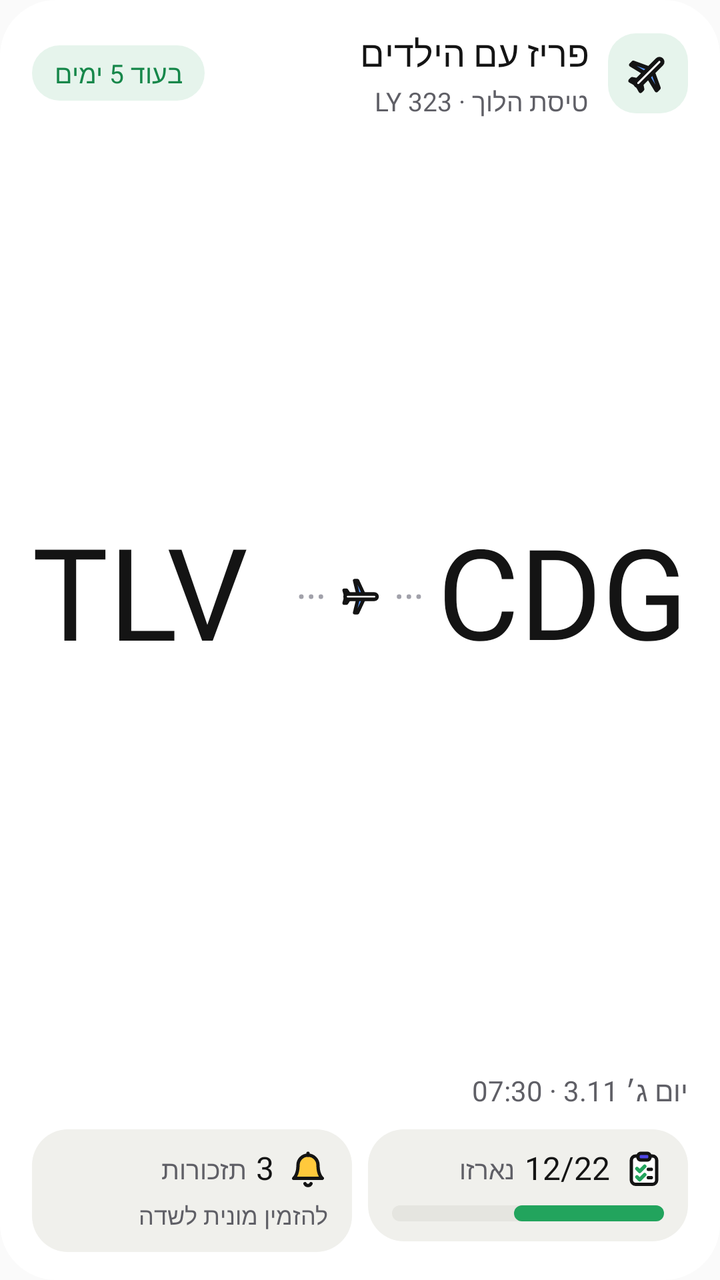
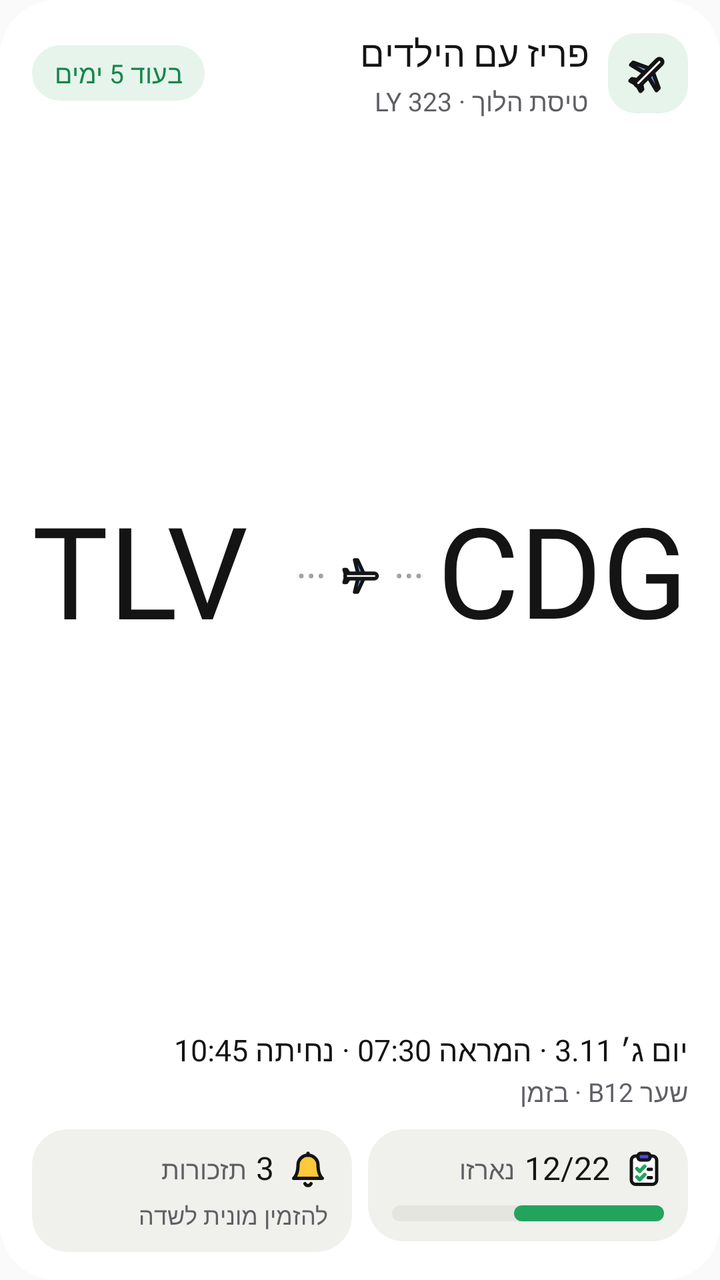

Two renders of the same Android screen: before a commit and after it. Below are the layout's source before the change and the commit's diff.
<!-- AndroidManifest.xml: application theme AppTheme -->
<!-- res/layout/widget_trip_preview.xml -->
<?xml version="1.0" encoding="utf-8"?>
<LinearLayout
    xmlns:android="http://schemas.android.com/apk/res/android"
    android:id="@+id/root"
    android:layout_width="match_parent"
    android:layout_height="match_parent"
    android:background="@drawable/widget_bg"
    android:layoutDirection="rtl"
    android:orientation="vertical"
    android:paddingStart="16dp"
    android:paddingEnd="16dp"
    android:paddingTop="14dp"
    android:paddingBottom="14dp">
    <LinearLayout
        android:id="@+id/header"
        android:layout_width="match_parent"
        android:layout_height="wrap_content"
        android:orientation="horizontal"
        android:gravity="center_vertical">
        <FrameLayout
            android:id="@+id/icon_tile"
            android:layout_width="40dp"
            android:layout_height="40dp"
            android:background="@drawable/widget_soft">
            <ImageView
                android:id="@+id/icon"
                android:layout_width="24dp"
                android:layout_height="24dp"
                android:src="@drawable/ic_ws_plane"
                android:importantForAccessibility="no"
                android:layout_gravity="center" />
        </FrameLayout>
        <LinearLayout
            android:layout_width="0dp"
            android:layout_height="wrap_content"
            android:orientation="vertical"
            android:layout_weight="1"
            android:layout_marginStart="10dp">
            <TextView
                android:id="@+id/title"
                android:layout_width="match_parent"
                android:layout_height="wrap_content"
                style="@style/WBold.Title"
                android:text="פריז עם הילדים" />
            <TextView
                android:id="@+id/subtitle"
                android:layout_width="match_parent"
                android:layout_height="wrap_content"
                style="@style/WText.Muted"
                android:layout_marginTop="3dp"
                android:text="טיסת הלוך · LY 323" />
        </LinearLayout>
        <TextView
            android:id="@+id/chip"
            android:layout_width="wrap_content"
            android:layout_height="wrap_content"
            style="@style/WBold.Chip"
            android:layout_marginStart="8dp"
            android:text="בעוד 5 ימים" />
    </LinearLayout>
    <FrameLayout
        android:id="@+id/body"
        android:layout_width="match_parent"
        android:layout_height="0dp"
        android:layout_weight="1"
        android:layout_marginTop="4dp">
        <LinearLayout
            android:id="@+id/flight_block"
            android:layout_width="match_parent"
            android:layout_height="match_parent"
            android:orientation="vertical"
            android:gravity="center_vertical">
            <LinearLayout
                android:id="@+id/route_row"
                android:layout_width="match_parent"
                android:layout_height="0dp"
                android:layout_weight="1"
                android:gravity="center_vertical"
                android:layoutDirection="ltr"
                android:orientation="horizontal">
                <TextView
                    android:id="@+id/from"
                    android:layout_width="0dp"
                    android:layout_height="match_parent"
                    style="@style/WBold.Hero"
                    android:layout_weight="1"
                    android:gravity="left|center_vertical"
                    android:textAlignment="gravity"
                    android:text="TLV" />
                <ImageView
                    android:id="@+id/route_line"
                    android:layout_width="64dp"
                    android:layout_height="24dp"
                    android:src="@drawable/widget_route"
                    android:importantForAccessibility="no"
                    android:layout_marginStart="6dp"
                    android:layout_marginEnd="6dp"
                    android:scaleType="fitCenter" />
                <TextView
                    android:id="@+id/to"
                    android:layout_width="0dp"
                    android:layout_height="match_parent"
                    style="@style/WBold.Hero"
                    android:layout_weight="1"
                    android:gravity="right|center_vertical"
                    android:textAlignment="gravity"
                    android:text="CDG" />
            </LinearLayout>
            <TextView
                android:id="@+id/when"
                android:layout_width="match_parent"
                android:layout_height="wrap_content"
                style="@style/WText.Muted"
                android:textSize="14sp"
                android:layout_marginTop="2dp"
                android:text="יום ג׳ 3.11 · 07:30" />
        </LinearLayout>
        <LinearLayout
            android:id="@+id/plan_block"
            android:layout_width="match_parent"
            android:layout_height="match_parent"
            android:orientation="vertical"
            android:visibility="gone">
            <LinearLayout
                android:id="@+id/plan_row_1"
                android:layout_width="match_parent"
                android:layout_height="wrap_content"
                android:layout_marginTop="4dp"
                android:gravity="center_vertical"
                android:orientation="horizontal">
                <TextView
                    android:id="@+id/plan_time_1"
                    android:layout_width="wrap_content"
                    android:layout_height="wrap_content"
                    style="@style/WBold.Pill"
                    android:text="בוקר" />
                <ImageView
                    android:id="@+id/plan_ring_1"
                    android:layout_width="14dp"
                    android:layout_height="14dp"
                    android:src="@drawable/widget_dot"
                    android:importantForAccessibility="no"
                    android:layout_marginStart="3dp"
                    android:layout_marginEnd="3dp"
                    android:visibility="gone" />
                <TextView
                    android:id="@+id/plan_title_1"
                    android:layout_width="0dp"
                    android:layout_height="wrap_content"
                    style="@style/WText"
                    android:layout_weight="1"
                    android:layout_marginStart="8dp"
                    android:text="הלובר" />
            </LinearLayout>
            <LinearLayout
                android:id="@+id/plan_row_2"
                android:layout_width="match_parent"
                android:layout_height="wrap_content"
                android:layout_marginTop="4dp"
                android:gravity="center_vertical"
                android:orientation="horizontal">
                <TextView
                    android:id="@+id/plan_time_2"
                    android:layout_width="wrap_content"
                    android:layout_height="wrap_content"
                    style="@style/WBold.Pill"
                    android:text="צהריים" />
                <ImageView
                    android:id="@+id/plan_ring_2"
                    android:layout_width="14dp"
                    android:layout_height="14dp"
                    android:src="@drawable/widget_dot"
                    android:importantForAccessibility="no"
                    android:layout_marginStart="3dp"
                    android:layout_marginEnd="3dp"
                    android:visibility="gone" />
                <TextView
                    android:id="@+id/plan_title_2"
                    android:layout_width="0dp"
                    android:layout_height="wrap_content"
                    style="@style/WText"
                    android:layout_weight="1"
                    android:layout_marginStart="8dp"
                    android:text="גני טווילרי" />
            </LinearLayout>
            <LinearLayout
                android:id="@+id/plan_row_3"
                android:layout_width="match_parent"
                android:layout_height="wrap_content"
                android:layout_marginTop="4dp"
                android:gravity="center_vertical"
                android:orientation="horizontal">
                <TextView
                    android:id="@+id/plan_time_3"
                    android:layout_width="wrap_content"
                    android:layout_height="wrap_content"
                    style="@style/WBold.Pill"
                    android:visibility="gone" />
                <ImageView
                    android:id="@+id/plan_ring_3"
                    android:layout_width="14dp"
                    android:layout_height="14dp"
                    android:src="@drawable/widget_dot"
                    android:importantForAccessibility="no"
                    android:layout_marginStart="3dp"
                    android:layout_marginEnd="3dp"
                    android:visibility="visible" />
                <TextView
                    android:id="@+id/plan_title_3"
                    android:layout_width="0dp"
                    android:layout_height="wrap_content"
                    style="@style/WText"
                    android:layout_weight="1"
                    android:layout_marginStart="8dp"
                    android:text="גלידה ברטיון" />
            </LinearLayout>
            <LinearLayout
                android:id="@+id/plan_row_4"
                android:layout_width="match_parent"
                android:layout_height="wrap_content"
                android:layout_marginTop="4dp"
                android:gravity="center_vertical"
                android:orientation="horizontal">
                <TextView
                    android:id="@+id/plan_time_4"
                    android:layout_width="wrap_content"
                    android:layout_height="wrap_content"
                    style="@style/WBold.Pill"
                    android:text="ערב" />
                <ImageView
                    android:id="@+id/plan_ring_4"
                    android:layout_width="14dp"
                    android:layout_height="14dp"
                    android:src="@drawable/widget_dot"
                    android:importantForAccessibility="no"
                    android:layout_marginStart="3dp"
                    android:layout_marginEnd="3dp"
                    android:visibility="gone" />
                <TextView
                    android:id="@+id/plan_title_4"
                    android:layout_width="0dp"
                    android:layout_height="wrap_content"
                    style="@style/WText"
                    android:layout_weight="1"
                    android:layout_marginStart="8dp"
                    android:text="מסעדה ליד הסיין" />
            </LinearLayout>
            <LinearLayout
                android:id="@+id/plan_row_5"
                android:layout_width="match_parent"
                android:layout_height="wrap_content"
                android:layout_marginTop="4dp"
                android:gravity="center_vertical"
                android:orientation="horizontal">
                <TextView
                    android:id="@+id/plan_time_5"
                    android:layout_width="wrap_content"
                    android:layout_height="wrap_content"
                    style="@style/WBold.Pill"
                    android:text="לילה" />
                <ImageView
                    android:id="@+id/plan_ring_5"
                    android:layout_width="14dp"
                    android:layout_height="14dp"
                    android:src="@drawable/widget_dot"
                    android:importantForAccessibility="no"
                    android:layout_marginStart="3dp"
                    android:layout_marginEnd="3dp"
                    android:visibility="gone" />
                <TextView
                    android:id="@+id/plan_title_5"
                    android:layout_width="0dp"
                    android:layout_height="wrap_content"
                    style="@style/WText"
                    android:layout_weight="1"
                    android:layout_marginStart="8dp"
                    android:text="מגדל אייפל בלילה" />
            </LinearLayout>
            <LinearLayout
                android:id="@+id/plan_row_6"
                android:layout_width="match_parent"
                android:layout_height="wrap_content"
                android:layout_marginTop="4dp"
                android:gravity="center_vertical"
                android:orientation="horizontal">
                <TextView
                    android:id="@+id/plan_time_6"
                    android:layout_width="wrap_content"
                    android:layout_height="wrap_content"
                    style="@style/WBold.Pill"
                    android:visibility="gone" />
                <ImageView
                    android:id="@+id/plan_ring_6"
                    android:layout_width="14dp"
                    android:layout_height="14dp"
                    android:src="@drawable/widget_dot"
                    android:importantForAccessibility="no"
                    android:layout_marginStart="3dp"
                    android:layout_marginEnd="3dp"
                    android:visibility="visible" />
                <TextView
                    android:id="@+id/plan_title_6"
                    android:layout_width="0dp"
                    android:layout_height="wrap_content"
                    style="@style/WText"
                    android:layout_weight="1"
                    android:layout_marginStart="8dp"
                    android:text="שוק פשפשים" />
            </LinearLayout>
            <TextView
                android:id="@+id/plan_more"
                android:layout_width="match_parent"
                android:layout_height="wrap_content"
                style="@style/WText.Muted"
                android:layout_marginTop="6dp"
                android:visibility="gone" />
        </LinearLayout>
    </FrameLayout>
    <LinearLayout
        android:id="@+id/bottom"
        android:layout_width="match_parent"
        android:layout_height="wrap_content"
        android:orientation="horizontal"
        android:layout_marginTop="10dp">
        <LinearLayout
            android:id="@+id/packed"
            android:layout_width="0dp"
            android:layout_height="wrap_content"
            android:orientation="vertical"
            android:layout_weight="1"
            android:background="@drawable/widget_tile"
            android:paddingStart="12dp"
            android:paddingEnd="12dp"
            android:paddingTop="10dp"
            android:paddingBottom="10dp"
            android:gravity="center_vertical">
            <LinearLayout
                android:layout_width="match_parent"
                android:layout_height="wrap_content"
                android:orientation="horizontal"
                android:gravity="center_vertical">
                <ImageView
                    android:id="@+id/packed_icon"
                    android:layout_width="20dp"
                    android:layout_height="20dp"
                    android:src="@drawable/ic_ws_checklist"
                    android:importantForAccessibility="no" />
                <TextView
                    android:id="@+id/packed_value"
                    android:layout_width="wrap_content"
                    android:layout_height="wrap_content"
                    style="@style/WBold"
                    android:layout_marginStart="7dp"
                    android:text="12/22" />
                <TextView
                    android:id="@+id/packed_label"
                    android:layout_width="0dp"
                    android:layout_height="wrap_content"
                    style="@style/WText.Muted"
                    android:layout_weight="1"
                    android:layout_marginStart="5dp"
                    android:text="נארזו" />
            </LinearLayout>
            <ProgressBar
                android:id="@+id/packed_bar"
                style="@android:style/Widget.ProgressBar.Horizontal"
                android:layout_width="match_parent"
                android:layout_height="8dp"
                android:layout_marginTop="8dp"
                android:max="100"
                android:progressDrawable="@drawable/widget_progress"
                android:progress="55" />
        </LinearLayout>
        <FrameLayout
            android:layout_width="8dp"
            android:layout_height="1dp" />
        <LinearLayout
            android:id="@+id/rem"
            android:layout_width="0dp"
            android:layout_height="wrap_content"
            android:orientation="vertical"
            android:layout_weight="1"
            android:background="@drawable/widget_tile"
            android:paddingStart="12dp"
            android:paddingEnd="12dp"
            android:paddingTop="10dp"
            android:paddingBottom="10dp"
            android:gravity="center_vertical">
            <LinearLayout
                android:layout_width="match_parent"
                android:layout_height="wrap_content"
                android:orientation="horizontal"
                android:gravity="center_vertical">
                <ImageView
                    android:id="@+id/rem_icon"
                    android:layout_width="20dp"
                    android:layout_height="20dp"
                    android:src="@drawable/ic_ws_bell"
                    android:importantForAccessibility="no" />
                <TextView
                    android:id="@+id/rem_value"
                    android:layout_width="wrap_content"
                    android:layout_height="wrap_content"
                    style="@style/WBold"
                    android:layout_marginStart="7dp"
                    android:text="3" />
                <TextView
                    android:id="@+id/rem_label"
                    android:layout_width="0dp"
                    android:layout_height="wrap_content"
                    style="@style/WText.Muted"
                    android:layout_weight="1"
                    android:layout_marginStart="5dp"
                    android:text="תזכורות" />
            </LinearLayout>
            <TextView
                android:id="@+id/rem_next"
                android:layout_width="match_parent"
                android:layout_height="wrap_content"
                style="@style/WText.Muted"
                android:textSize="12sp"
                android:layout_marginTop="5dp"
                android:text="להזמין מונית לשדה" />
        </LinearLayout>
    </LinearLayout>
</LinearLayout>
<!-- resources referenced by this layout -->
<resources>
  <!-- drawable widget_bg (drawable) -->
  <?xml version="1.0" encoding="utf-8"?>
  <shape xmlns:android="http://schemas.android.com/apk/res/android" android:shape="rectangle">
      <solid android:color="@color/w_bg" />
      <corners android:radius="28dp" />
  </shape>
  <!-- drawable widget_dot (drawable) -->
  <?xml version="1.0" encoding="utf-8"?>
  <shape xmlns:android="http://schemas.android.com/apk/res/android" android:shape="oval">
      <stroke android:width="2dp" android:color="@color/w_dot" />
      <size android:width="16dp" android:height="16dp" />
  </shape>
  <!-- drawable widget_soft (drawable) -->
  <?xml version="1.0" encoding="utf-8"?>
  <shape xmlns:android="http://schemas.android.com/apk/res/android" android:shape="rectangle">
      <solid android:color="@color/w_soft" />
      <corners android:radius="14dp" />
  </shape>
  <!-- drawable widget_tile (drawable) -->
  <?xml version="1.0" encoding="utf-8"?>
  <shape xmlns:android="http://schemas.android.com/apk/res/android" android:shape="rectangle">
      <solid android:color="@color/w_tile" />
      <corners android:radius="18dp" />
  </shape>
  <style name="WBold" parent="WFontBold">
          <item name="android:textColor">@color/w_text</item>
          <item name="android:textSize">16sp</item>
          <item name="android:maxLines">1</item>
          <item name="android:ellipsize">end</item>
          <item name="android:textAlignment">viewStart</item>
          <item name="android:includeFontPadding">false</item>
      </style>
  <style name="WBold.Hero">
          <item name="android:textSize">40sp</item>
          <item name="android:ellipsize">none</item>
          <item name="android:autoSizeTextType">uniform</item>
          <item name="android:autoSizeMinTextSize">16sp</item>
          <item name="android:autoSizeMaxTextSize">64sp</item>
          <item name="android:autoSizeStepGranularity">1sp</item>
      </style>
  <style name="WBold.Title">
          <item name="android:textSize">18sp</item>
      </style>
  <style name="WText" parent="WFontSemi">
          <item name="android:textColor">@color/w_text</item>
          <item name="android:textSize">15sp</item>
          <item name="android:maxLines">1</item>
          <item name="android:ellipsize">end</item>
          <item name="android:textAlignment">viewStart</item>
          <item name="android:includeFontPadding">false</item>
      </style>
  <style name="WText.Muted">
          <item name="android:textColor">@color/w_muted</item>
          <item name="android:textSize">13sp</item>
      </style>
  <style name="AppTheme" parent="Theme.AppCompat.Light.DarkActionBar">
          
          <item name="colorPrimary">@color/colorPrimary</item>
          <item name="colorPrimaryDark">@color/colorPrimaryDark</item>
          <item name="colorAccent">@color/colorAccent</item>
      </style>
  <color name="w_ink">#141414</color>
  <color name="w_bg">#FFFFFF</color>
  <color name="w_dot">#A1A1AA</color>
  <color name="w_track">#E5E5E0</color>
  <color name="w_brand">#22A45D</color>
  <color name="w_soft">#E6F4EC</color>
  <color name="w_tile">#F0F0EC</color>
  <style name="WFontBold">
          <item name="android:fontFamily">sans-serif</item>
          <item name="android:textStyle">bold</item>
      </style>
  <color name="w_text">#141414</color>
  <color name="w_accent">#16874A</color>
  <!-- drawable widget_chip (drawable) -->
  <?xml version="1.0" encoding="utf-8"?>
  <shape xmlns:android="http://schemas.android.com/apk/res/android" android:shape="rectangle">
      <solid android:color="@color/w_soft" />
      <corners android:radius="999dp" />
  </shape>
  <style name="WFontSemi">
          <item name="android:fontFamily">sans-serif-medium</item>
      </style>
  <color name="w_muted">#5F5F66</color>
  <!-- unchanged entries left out for length: 7 -->
</resources>

<!-- the commit's change to res/layout/widget_trip_preview.xml (unified diff, before → after) -->
@@ -110,10 +110,18 @@
                 android:id="@+id/when"
                 android:layout_width="match_parent"
                 android:layout_height="wrap_content"
+                style="@style/WText"
+                android:textSize="15sp"
+                android:layout_marginTop="2dp"
+                android:text="יום ג׳ 3.11 · המראה 07:30 · נחיתה 10:45" />
+            <TextView
+                android:id="@+id/flight_info"
+                android:layout_width="match_parent"
+                android:layout_height="wrap_content"
                 style="@style/WText.Muted"
-                android:textSize="14sp"
+                android:textSize="13sp"
                 android:layout_marginTop="2dp"
-                android:text="יום ג׳ 3.11 · 07:30" />
+                android:text="שער B12 · בזמן" />
         </LinearLayout>
         <LinearLayout
             android:id="@+id/plan_block"
